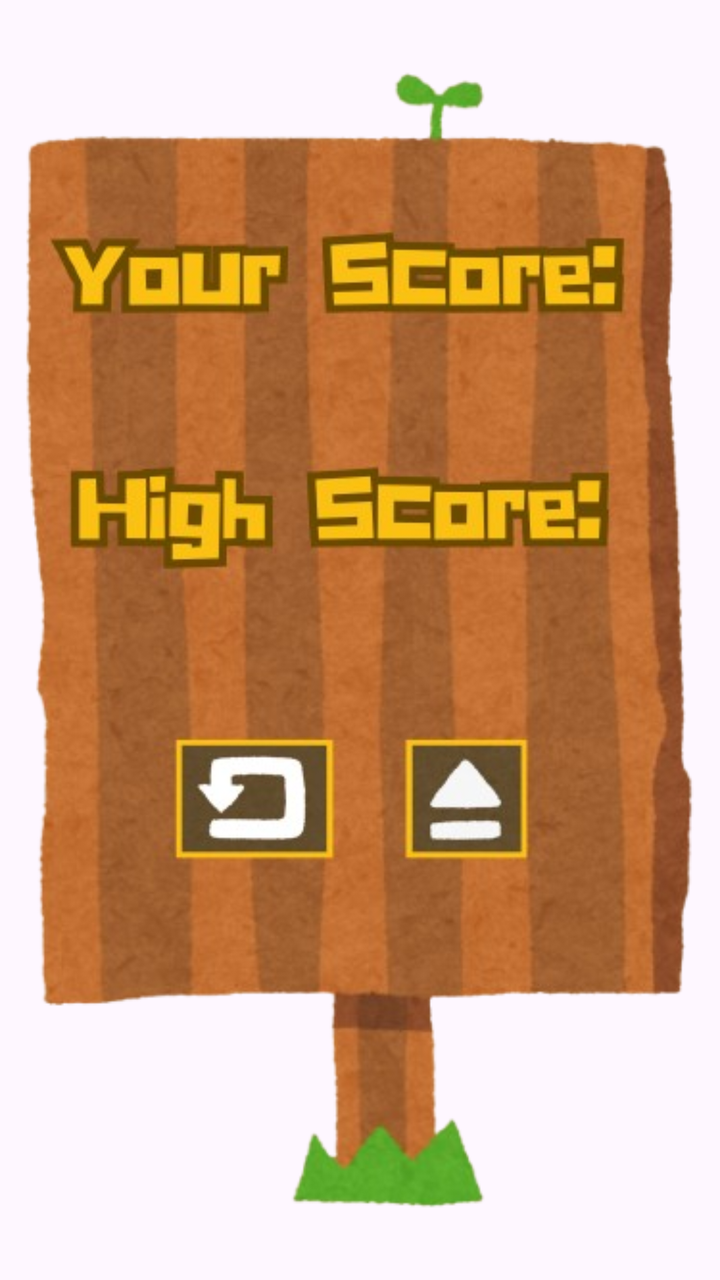
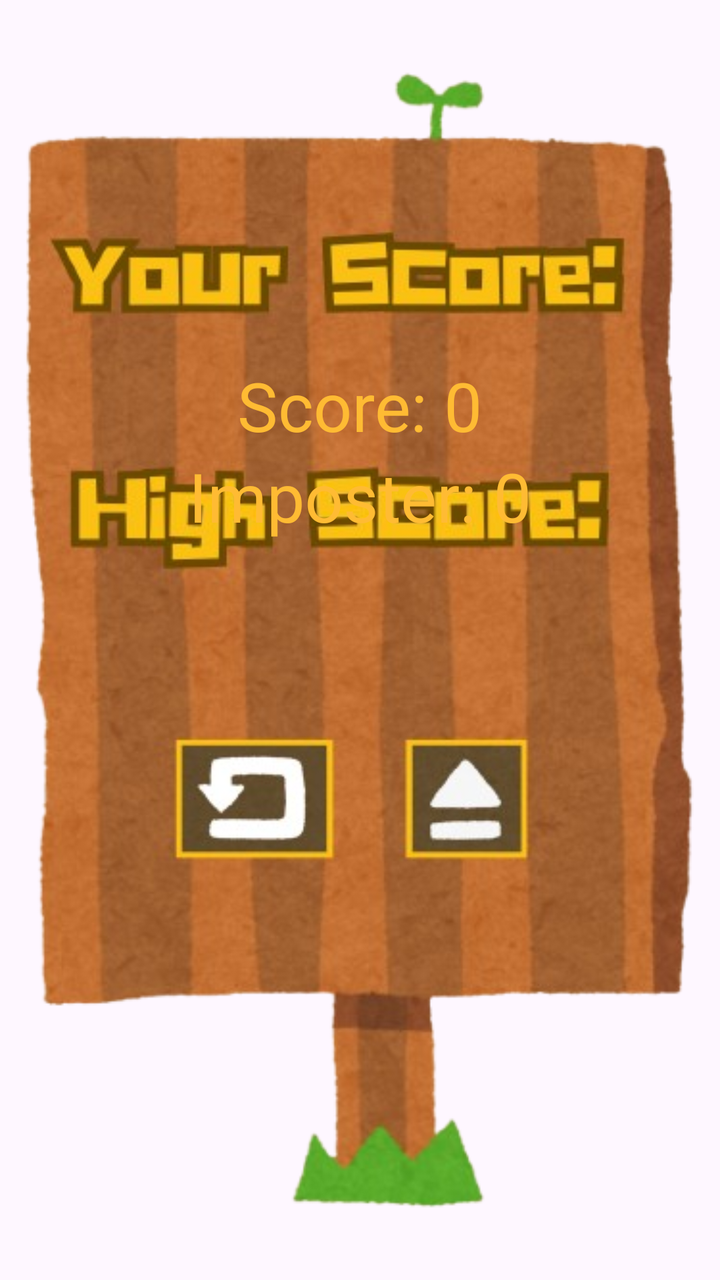

Compare the two renders of this Android layout. The source of the first and the diff that turns it into the second are given below.
<!-- AndroidManifest.xml: application theme Theme.FinalExer4 -->
<!-- res/layout/fragment_game_over.xml -->
<?xml version="1.0" encoding="utf-8"?>
<FrameLayout xmlns:android="http://schemas.android.com/apk/res/android"
    xmlns:app="http://schemas.android.com/apk/res-auto"
    xmlns:tools="http://schemas.android.com/tools"
    android:layout_width="match_parent"
    android:layout_height="match_parent"
    tools:context=".GameOverFragment">

    <androidx.constraintlayout.widget.ConstraintLayout
        android:layout_width="match_parent"
        android:layout_height="match_parent"
        android:background="@drawable/score">

        <TextView
            android:id="@+id/textView3"
            android:layout_width="wrap_content"
            android:layout_height="wrap_content"
            android:layout_marginTop="32dp"
            android:textColor="@android:color/holo_orange_light"
            android:textSize="34sp"
            app:layout_constraintBottom_toBottomOf="parent"
            app:layout_constraintEnd_toEndOf="parent"
            app:layout_constraintHorizontal_bias="0.498"
            app:layout_constraintStart_toStartOf="parent"
            app:layout_constraintTop_toBottomOf="@+id/textView4"
            app:layout_constraintVertical_bias="0.145" />

        <TextView
            android:id="@+id/textView4"
            android:layout_width="wrap_content"
            android:layout_height="wrap_content"
            android:layout_marginTop="196dp"
            android:textColor="@android:color/holo_orange_light"
            android:textSize="34sp"
            app:layout_constraintEnd_toEndOf="parent"
            app:layout_constraintHorizontal_bias="0.501"
            app:layout_constraintStart_toStartOf="parent"
            app:layout_constraintTop_toTopOf="parent" />

        <Button
            android:id="@+id/btn_replay"
            android:layout_width="82dp"
            android:layout_height="59dp"
            android:layout_marginStart="101dp"
            android:layout_marginTop="429dp"
            android:layout_marginBottom="243dp"
            android:background="@android:color/transparent"
            app:layout_constraintBottom_toBottomOf="parent"
            app:layout_constraintStart_toStartOf="parent"
            app:layout_constraintTop_toTopOf="parent" />

        <Button
            android:id="@+id/btn_menu"
            android:layout_width="62dp"
            android:layout_height="58dp"
            android:layout_marginStart="47dp"
            android:layout_marginTop="428dp"
            android:layout_marginEnd="114dp"
            android:layout_marginBottom="245dp"
            android:background="@android:color/transparent"
            app:layout_constraintBottom_toBottomOf="parent"
            app:layout_constraintEnd_toEndOf="parent"
            app:layout_constraintStart_toEndOf="@+id/btn_replay"
            app:layout_constraintTop_toTopOf="parent" />
    </androidx.constraintlayout.widget.ConstraintLayout>
</FrameLayout>
<!-- resources referenced by this layout -->
<resources>
  <!-- drawable score: png bitmap (drawable, 277729 bytes) -->
  <style name="Theme.FinalExer4" parent="Base.Theme.FinalExer4" />
  <style name="Base.Theme.FinalExer4" parent="Theme.Material3.DayNight.NoActionBar">
          
          
      </style>
</resources>

<!-- the commit's change to res/layout/fragment_game_over.xml (unified diff, before → after) -->
@@ -12,30 +12,39 @@
         android:background="@drawable/score">
 
         <TextView
+            android:id="@+id/textView4"
+            android:layout_width="wrap_content"
+            android:layout_height="wrap_content"
+            android:layout_marginTop="180dp"
+            android:text="Score: 0"
+            android:textColor="@android:color/holo_orange_light"
+            android:textSize="34sp"
+            app:layout_constraintEnd_toEndOf="parent"
+            app:layout_constraintStart_toStartOf="parent"
+            app:layout_constraintTop_toTopOf="parent" />
+
+        <TextView
+            android:id="@+id/tvImposterHits"
+            android:layout_width="wrap_content"
+            android:layout_height="wrap_content"
+            android:layout_marginTop="0dp"
+            android:text="Imposter: 0"
+            android:textColor="@android:color/holo_orange_light"
+            android:textSize="34sp"
+            app:layout_constraintEnd_toEndOf="parent"
+            app:layout_constraintStart_toStartOf="parent"
+            app:layout_constraintTop_toBottomOf="@+id/textView4" />
+
+        <TextView
             android:id="@+id/textView3"
             android:layout_width="wrap_content"
             android:layout_height="wrap_content"
-            android:layout_marginTop="32dp"
-            android:textColor="@android:color/holo_orange_light"
-            android:textSize="34sp"
-            app:layout_constraintBottom_toBottomOf="parent"
-            app:layout_constraintEnd_toEndOf="parent"
-            app:layout_constraintHorizontal_bias="0.498"
-            app:layout_constraintStart_toStartOf="parent"
-            app:layout_constraintTop_toBottomOf="@+id/textView4"
-            app:layout_constraintVertical_bias="0.145" />
-
-        <TextView
-            android:id="@+id/textView4"
-            android:layout_width="wrap_content"
-            android:layout_height="wrap_content"
-            android:layout_marginTop="196dp"
+            android:layout_marginTop="0dp"
             android:textColor="@android:color/holo_orange_light"
             android:textSize="34sp"
             app:layout_constraintEnd_toEndOf="parent"
-            app:layout_constraintHorizontal_bias="0.501"
             app:layout_constraintStart_toStartOf="parent"
-            app:layout_constraintTop_toTopOf="parent" />
+            app:layout_constraintTop_toBottomOf="@+id/tvImposterHits" />
 
         <Button
             android:id="@+id/btn_replay"
